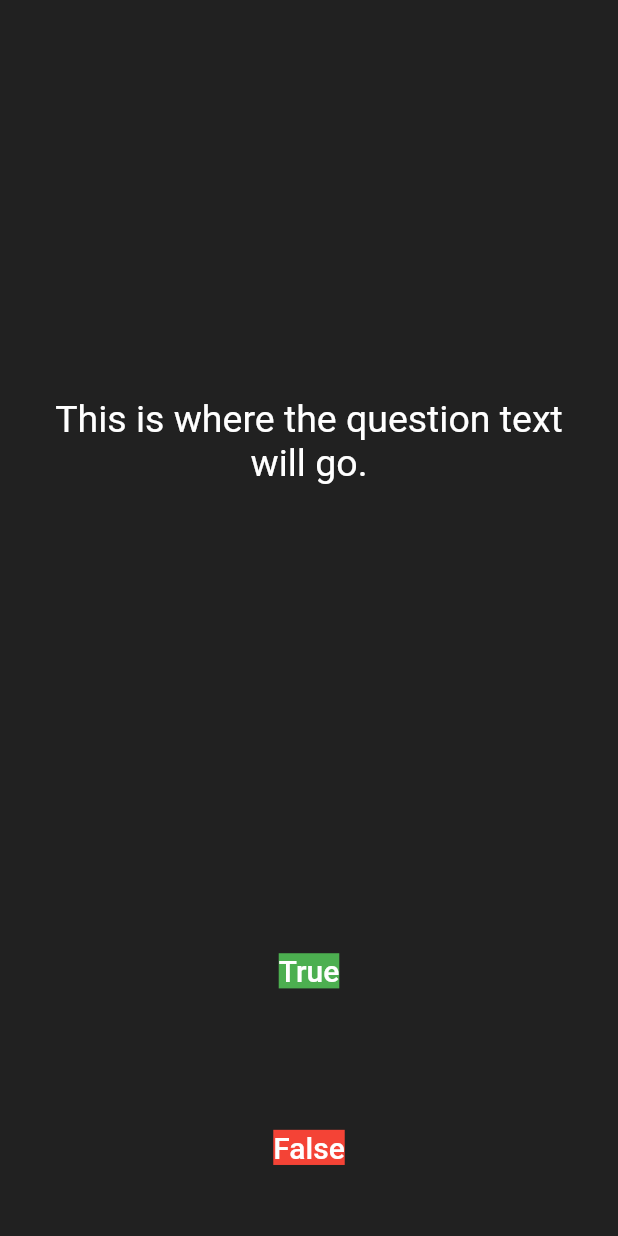
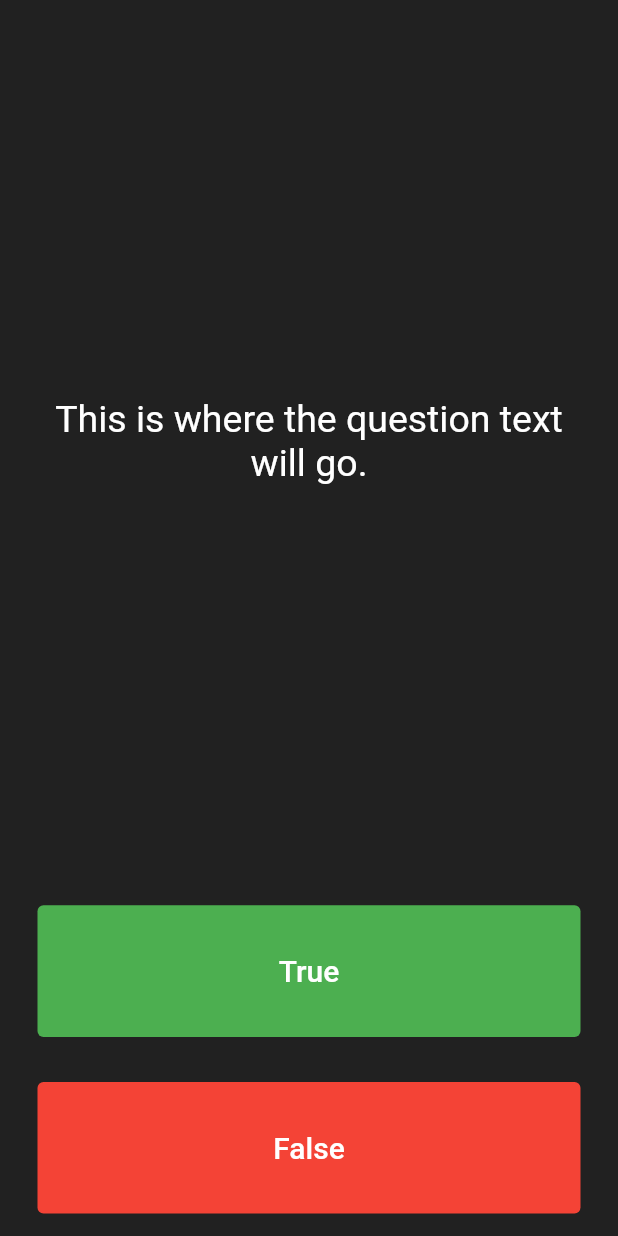
Before and after one commit to Mauro1442/quizz, a Flutter app: the screen it shows after launch, on a phone screen of 412 x 824 dp. Run offline on Flutter 3.47's test engine with Material 2 defaults, Android fonts, the phone set to English and light mode, and no system bars.

Commit message:
flatbutton color

```diff
--- a/lib/main.dart
+++ b/lib/main.dart
@@ -51,10 +51,12 @@ class _QuizPageState extends State<QuizPage> {
           child: Padding(
             padding: EdgeInsets.all(15.0),
             child: TextButton(
+              style: TextButton.styleFrom(
+                backgroundColor: Colors.green,
+              ),
               child: Text(
                 'True',
                 style: TextStyle(
-                  backgroundColor: Colors.green,
                   color: Colors.white,
                   fontSize: 20.0,
                 ),
@@ -69,12 +71,14 @@ class _QuizPageState extends State<QuizPage> {
           child: Padding(
             padding: EdgeInsets.all(15.0),
             child: TextButton(
+              style: TextButton.styleFrom(
+                backgroundColor: Colors.red,
+              ),
               child: Text(
                 'False',
                 style: TextStyle(
                   fontSize: 20.0,
                   color: Colors.white,
-                  backgroundColor: Colors.red,
                 ),
               ),
               onPressed: () {
```
